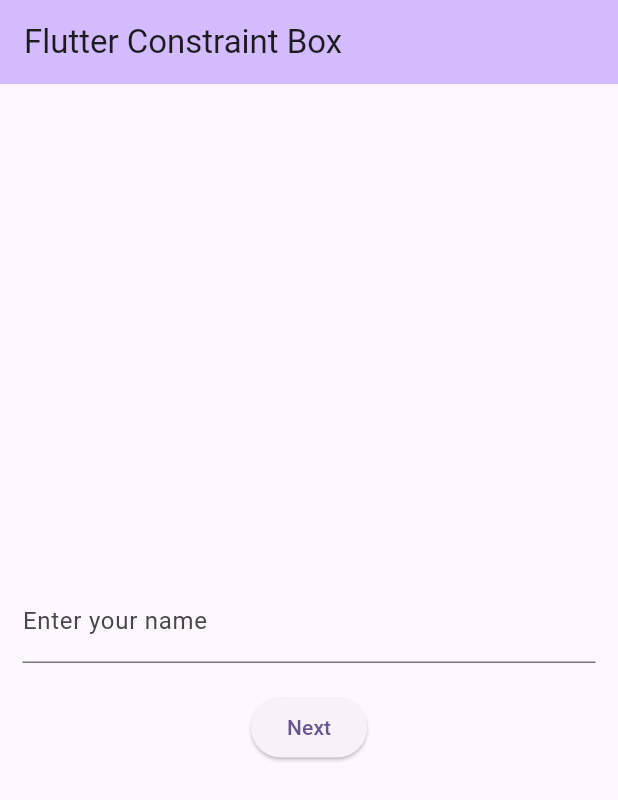
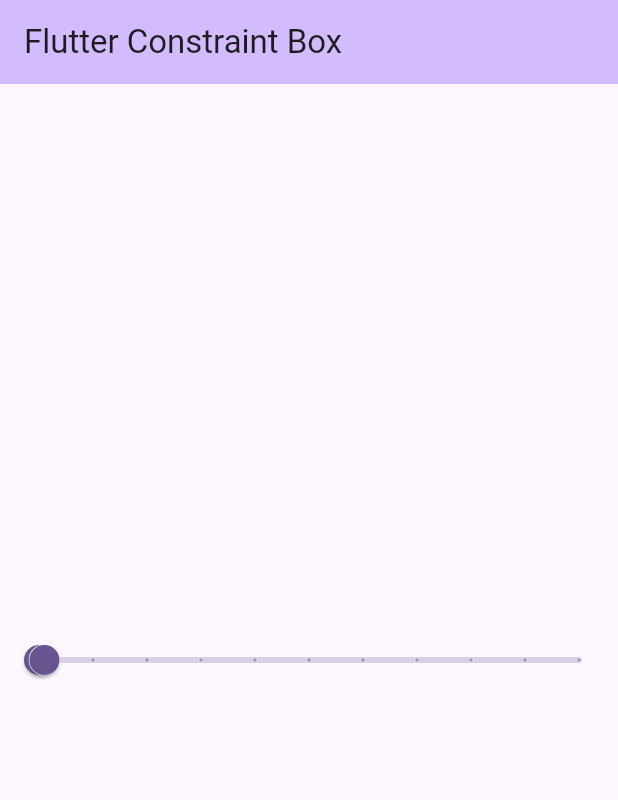
Before and after one commit to AnirudhDas01/flutter_prac_2, a Flutter app: the screen it shows after launch, on a phone screen of 412 x 824 dp. Shown: the top 800 px of the screen. Run offline on Flutter 3.47's test engine with Material 3 defaults, Android fonts, the phone set to English and light mode, and no system bars.

Commit message:
code update

```diff
--- a/lib/main.dart
+++ b/lib/main.dart
@@ -1,5 +1,4 @@
 import 'package:flutter/material.dart';
-import 'package:manage_states/hello_screen.dart';
 
 void main() {
   runApp(const MyApp());
@@ -26,7 +25,7 @@
 }
 
 class _MyHomePageState extends State<MyHomePage> {
-  TextEditingController nameController = TextEditingController();
+  RangeValues range = RangeValues(0, 1);
 
   @override
   Widget build(BuildContext context) {
@@ -36,33 +35,17 @@
         title: Text("Flutter Constraint Box"),
       ),
       body: Center(
-        child: Column(
-          mainAxisAlignment: MainAxisAlignment.center,
-          crossAxisAlignment: CrossAxisAlignment.center,
-          spacing: 4,
-          children: [
-            Padding(
-              padding: const EdgeInsets.all(15.0),
-              child: TextField(
-                controller: nameController,
-                decoration: InputDecoration(labelText: "Enter your name"),
-              ),
-            ),
-            ElevatedButton(
-              onPressed: () {
-                if (nameController.text.toString().isNotEmpty) {
-                  Navigator.push(
-                    context,
-                    MaterialPageRoute(
-                      builder: (builder) =>
-                          HelloScreen(name: nameController.text.toString()),
-                    ),
-                  );
-                }
-              },
-              child: Text("Next"),
-            ),
-          ],
+        child: RangeSlider(
+          divisions: 10,
+          values: range,
+          min: 0,
+          max: 100,
+          onChanged: (change) {
+            setState(() {
+              range = change;
+            });
+            print(change);
+          },
         ),
       ),
     );
```
Also changed, not shown: lib/hello_screen.dart (deleted, +0 -28 lines).
